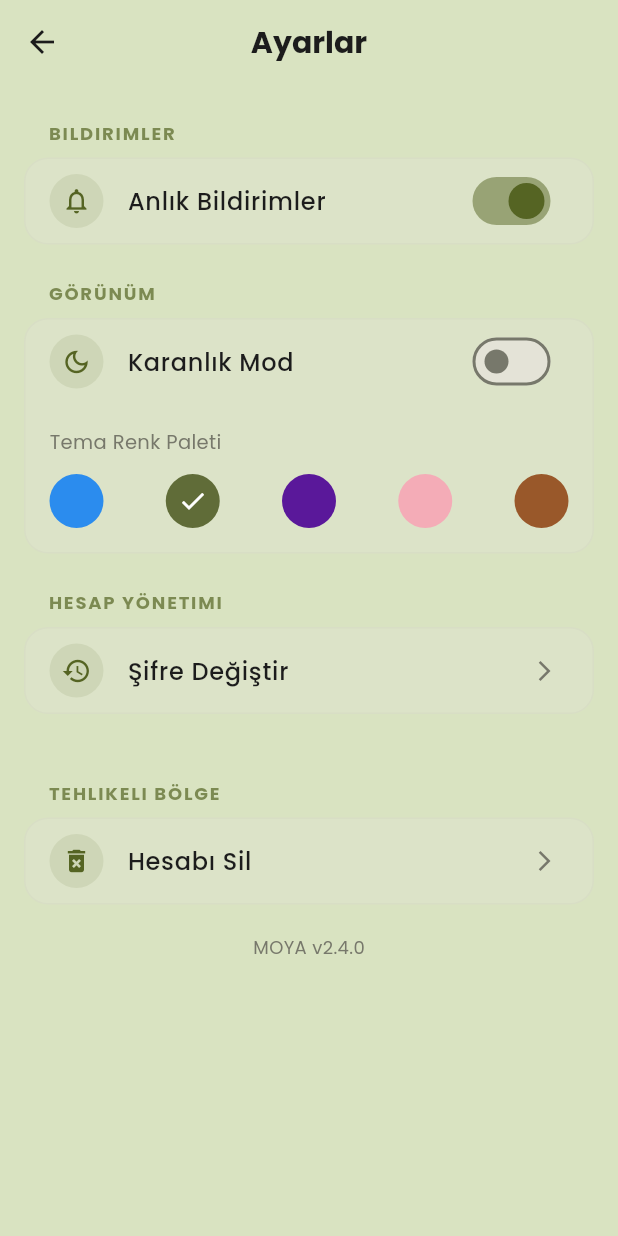
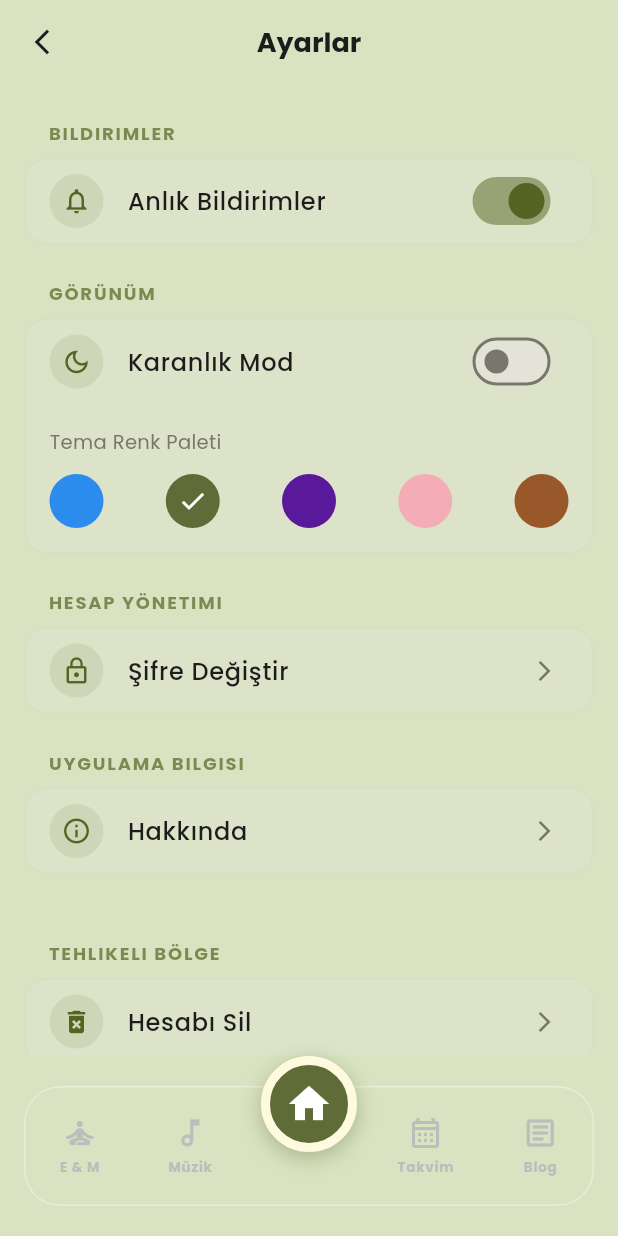
Before and after one commit to SudeAkdag/MOYA, a Flutter app: the SettingsScreen screen opened directly, on a phone screen of 412 x 824 dp. Run offline on Flutter 3.47's test engine with Material 3 defaults, Android fonts, the phone set to English and light mode, and no system bars; our stand-ins replace cloud_firestore, equatable, firebase_core, flutter_bloc, google_fonts, shared_preferences; accounts and stored records are empty; network calls fail.

Commit message:
ayarlar sayfasına menü bar eklendi

```diff
--- a/lib/presentation/screens/settings/settings_screen.dart
+++ b/lib/presentation/screens/settings/settings_screen.dart
@@ -4,11 +4,15 @@ import 'package:moya/core/theme/app_theme.dart';
 import 'package:moya/core/theme/bloc/theme_bloc.dart';
 import 'package:moya/core/theme/bloc/theme_event.dart';
 import 'package:moya/core/theme/bloc/theme_state.dart';
+import 'package:moya/presentation/widgets/custom_bottom_nav_bar.dart';
 import 'widgets/settings_group.dart';
 import 'widgets/settings_tile.dart';
+import '../about/about_screen.dart';
 
 class SettingsScreen extends StatefulWidget {
-  const SettingsScreen({super.key});
+  final VoidCallback? onBack;
+
+  const SettingsScreen({super.key, this.onBack});
 
   @override
   State<SettingsScreen> createState() => _SettingsScreenState();
@@ -35,17 +39,37 @@ class _SettingsScreenState extends State<SettingsScreen> {
 
   @override
   Widget build(BuildContext context) {
-    final theme = Theme.of(context); // Temayı buraya da ekledik
+    final theme = Theme.of(context);
+    // Navigator.canPop sadece Navigator.push ile gelindiyse true döner.
+    final bool canPop = Navigator.canPop(context);
 
     return Scaffold(
-      // Arka plan rengini artık elle yazmıyoruz, temadan çekiyoruz
       backgroundColor: theme.colorScheme.surface,
       appBar: AppBar(
         backgroundColor: Colors.transparent,
         elevation: 0,
-        title: Text('Ayarlar',
-          style: TextStyle(fontWeight: FontWeight.bold, color: theme.colorScheme.onSurface)),
         centerTitle: true,
+        title: Text(
+          'Ayarlar',
+          style: TextStyle(
+            fontWeight: FontWeight.bold,
+            color: theme.colorScheme.onSurface,
+            fontSize: 18,
+          ),
+        ),
+        // SOL ÜSTTEKİ GERİ TUŞU (APPBAR)
+        leading: IconButton(
+          icon: const Icon(Icons.arrow_back_ios_new, size: 20),
+          onPressed: () {
+            if (canPop) {
+              // Profil ekranından (push ile) geldiyse sayfayı kapatır.
+              Navigator.pop(context);
+            } else if (widget.onBack != null) {
+              // Side menu'den (MainWrapper içinde) geldiyse onBack tetiklenir.
+              widget.onBack!();
+            }
+          },
+        ),
         iconTheme: IconThemeData(color: theme.colorScheme.onSurface),
       ),
       body: SingleChildScrollView(
@@ -61,12 +85,11 @@ class _SettingsScreenState extends State<SettingsScreen> {
                   trailing: Switch(
                     value: isPushNotificationsEnabled,
                     onChanged: (val) => setState(() => isPushNotificationsEnabled = val),
-                    activeColor: theme.colorScheme.primary, // Switch rengi temaya göre değişir
+                    activeColor: theme.colorScheme.primary,
                   ),
                 ),
               ],
             ),
-
             SettingsGroup(
               title: 'Görünüm',
               children: [
@@ -80,22 +103,20 @@ class _SettingsScreenState extends State<SettingsScreen> {
                         value: isCurrentlyNight,
                         onChanged: (bool val) {
                           context.read<ThemeBloc>().add(
-                            ChangeTheme(val ? AppThemeType.night : AppThemeType.ocean)
-                          );
+                              ChangeTheme(val ? AppThemeType.night : AppThemeType.ocean));
                         },
                         activeColor: theme.colorScheme.primary,
                       ),
                     );
                   },
                 ),
-
                 Padding(
                   padding: const EdgeInsets.all(16.0),
                   child: Column(
                     crossAxisAlignment: CrossAxisAlignment.start,
                     children: [
                       Text('Tema Renk Paleti',
-                        style: TextStyle(color: theme.colorScheme.outline, fontSize: 13)),
+                          style: TextStyle(color: theme.colorScheme.outline, fontSize: 13)),
                       const SizedBox(height: 12),
                       Row(
                         mainAxisAlignment: MainAxisAlignment.spaceBetween,
@@ -123,20 +144,32 @@ class _SettingsScreenState extends State<SettingsScreen> {
                 ),
               ],
             ),
-
             SettingsGroup(
               title: 'Hesap Yönetimi',
               children: [
                 SettingsTile(
                   title: 'Şifre Değiştir',
-                  icon: Icons.history,
+                  icon: Icons.lock_outline,
                   onTap: () {},
                 ),
               ],
             ),
-
+            SettingsGroup(
+              title: 'Uygulama Bilgisi',
+              children: [
+                SettingsTile(
+                  title: 'Hakkında',
+                  icon: Icons.info_outline,
+                  onTap: () {
+                    Navigator.push(
+                      context,
+                      MaterialPageRoute(builder: (context) => const AboutScreen()),
+                    );
+                  },
+                ),
+              ],
+            ),
             const SizedBox(height: 20),
-
             SettingsGroup(
               title: 'Tehlikeli Bölge',
               children: [
@@ -147,18 +180,33 @@ class _SettingsScreenState extends State<SettingsScreen> {
                 ),
               ],
             ),
-
             const SizedBox(height: 20),
-            Text('MOYA v2.4.0', style: TextStyle(color: theme.colorScheme.outline, fontSize: 12)),
+            Text('MOYA v2.4.0',
+                style: TextStyle(color: theme.colorScheme.outline, fontSize: 12)),
             const SizedBox(height: 100),
           ],
         ),
+      ),
+      // ALTTTAKİ NAV BAR ÜZERİNDEKİ GERİ DÖNÜŞ MANTIĞI
+      bottomNavigationBar: CustomBottomNavBar(
+        selectedIndex: 9,
+        onItemTapped: (index) {
+          // Eğer Ayarlar (9) dışında bir şeye basılırsa
+          if (index != 9) {
+            if (canPop) {
+               // Profil üzerinden gelindiyse sayfayı kapat ve MainWrapper'a dön
+               Navigator.pop(context);
+            } else if (widget.onBack != null) {
+               // Side bar üzerinden gelindiyse direkt index değiştir
+               widget.onBack!();
+            }
+          }
+        },
       ),
     );
   }
 
   void _showDeleteConfirmation(BuildContext context) {
-    // SnackBar renklerini de temaya uyumlu hale getirebilirsin
     ScaffoldMessenger.of(context).showSnackBar(
       const SnackBar(content: Text('Hesap silme özelliği yakında eklenecek.')),
     );
--- a/lib/presentation/widgets/side_menu_drawer.dart
+++ b/lib/presentation/widgets/side_menu_drawer.dart
@@ -53,7 +53,7 @@ class SideMenuDrawer extends StatelessWidget {
           _buildMenuItem(theme, Icons.article_outlined, "Blog", () => onMenuTap(4)),
           _buildMenuItem(theme, Icons.bookmark_border, "Kaydedilenler", () => onMenuTap(6)),
           _buildMenuItem(theme, Icons.settings, "Ayarlar", () => onMenuTap(9)),
-          _buildMenuItem(theme, Icons.info_outline, "Hakkında", () => onMenuTap(10)),
+
 
           const Divider(),
 
```
Also changed, not shown: lib/presentation/screens/main_wrapper.dart (+39 -29 lines).
